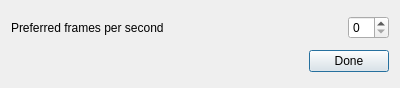
davidlamhauge/dastoryboard, file preferencemanager.ui: the form before one commit.
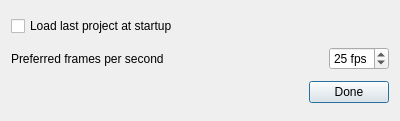
The form after the commit.

Commit message: Labels updtae. comments work. small refactoring

What changed in the file:
```diff
--- a/preferencemanager.ui
+++ b/preferencemanager.ui
@@ -7,13 +7,37 @@
     <x>0</x>
     <y>0</y>
     <width>400</width>
-    <height>88</height>
+    <height>121</height>
    </rect>
   </property>
   <property name="windowTitle">
    <string>Dialog</string>
   </property>
   <layout class="QVBoxLayout" name="verticalLayout">
+   <item>
+    <layout class="QHBoxLayout" name="horizontalLayout_3">
+     <item>
+      <widget class="QCheckBox" name="cbLoadLast">
+       <property name="text">
+        <string>Load last project at startup</string>
+       </property>
+      </widget>
+     </item>
+     <item>
+      <spacer name="horizontalSpacer_3">
+       <property name="orientation">
+        <enum>Qt::Horizontal</enum>
+       </property>
+       <property name="sizeHint" stdset="0">
+        <size>
+         <width>40</width>
+         <height>20</height>
+        </size>
+       </property>
+      </spacer>
+     </item>
+    </layout>
+   </item>
    <item>
     <layout class="QHBoxLayout" name="horizontalLayout">
      <item>
@@ -37,7 +61,20 @@
       </spacer>
      </item>
      <item>
-      <widget class="QSpinBox" name="sbFps"/>
+      <widget class="QSpinBox" name="sbFps">
+       <property name="suffix">
+        <string notr="true"> fps</string>
+       </property>
+       <property name="minimum">
+        <number>8</number>
+       </property>
+       <property name="maximum">
+        <number>30</number>
+       </property>
+       <property name="value">
+        <number>25</number>
+       </property>
+      </widget>
      </item>
     </layout>
    </item>
```
The commit also changes 7 other files.
